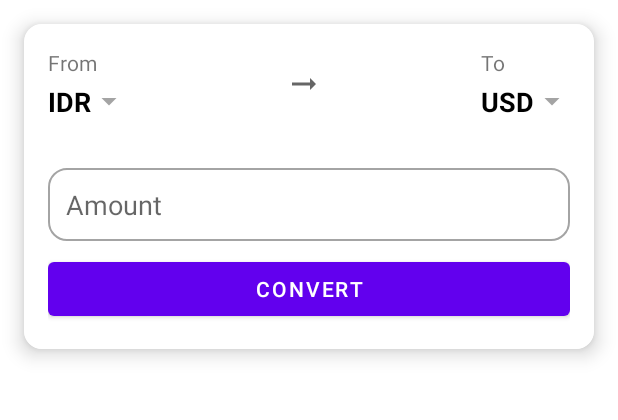
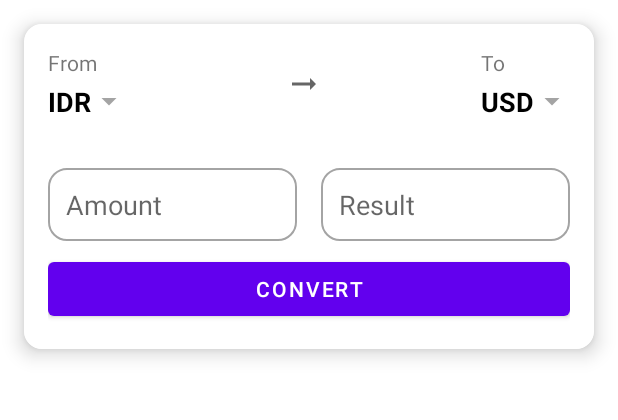
Before and after one commit to jonathandarwin/kotlin-currency, an Android app: the screen it shows after launch (MainActivity), on a phone screen of 412 x 824 dp, the part 73-493 px from its top. Run offline under Robolectric (Android 15) with nearby library versions, the phone set to English and light mode, and no system bars; our stand-ins replace Dagger/Hilt's generated code, data binding.

```diff
--- a/app/src/main/java/com/jonathandarwin/currency/base/BaseViewModel.kt
+++ b/app/src/main/java/com/jonathandarwin/currency/base/BaseViewModel.kt
@@ -13,6 +13,7 @@ abstract class BaseViewModel: ViewModel() {
     val loading = MutableLiveData<Boolean>()
 
     protected fun onError(e: Throwable) {
+        loading.postValue(false)
         error.postValue(e)
     }
 }
--- a/app/src/main/java/com/jonathandarwin/currency/ui/home/HomeFragment.kt
+++ b/app/src/main/java/com/jonathandarwin/currency/ui/home/HomeFragment.kt
@@ -6,6 +6,7 @@ import androidx.fragment.app.viewModels
 import androidx.lifecycle.Observer
 import com.jonathandarwin.currency.R
 import com.jonathandarwin.currency.base.BaseFragment
+import com.jonathandarwin.currency.base.BaseViewModel
 import com.jonathandarwin.currency.base.dialog.ListBottomSheetDialog
 import com.jonathandarwin.currency.databinding.HomeFragmentBinding
 import dagger.hilt.android.AndroidEntryPoint
@@ -33,6 +34,7 @@ class HomeFragment : BaseFragment<HomeViewModel, HomeFragmentBinding>(), View.On
         super.initListener()
         binding.tvFrom.setOnClickListener(this)
         binding.tvTo.setOnClickListener(this)
+        binding.btnConvert.setOnClickListener(this)
     }
 
     override fun initObserver() {
@@ -40,8 +42,11 @@ class HomeFragment : BaseFragment<HomeViewModel, HomeFragmentBinding>(), View.On
 
         viewModel.state.observe(this, Observer {
             when(it) {
-                HomeViewModelState.SUCCES_GET_CURRENCY -> {
+                HomeViewModelState.SUCCESS_GET_CURRENCY -> {
 
+                }
+                HomeViewModelState.SUCCESS_CONVERT -> {
+                    binding.etResult.setText(viewModel.convertResult.toString())
                 }
             }
         })
@@ -76,6 +81,17 @@ class HomeFragment : BaseFragment<HomeViewModel, HomeFragmentBinding>(), View.On
                         }
                         .build()
                 }
+                binding.btnConvert -> {
+                    val isLoading = viewModel.loading.value ?: false
+                    if(!isLoading) {
+                        if(!binding.etAmount.text.isNullOrEmpty()) {
+                            viewModel.convert(binding.etAmount.text.toString())
+                        }
+                        else {
+                            showErrorDialog("You haven't input the amount")
+                        }
+                    }
+                }
             }
         }
     }
--- a/app/src/main/java/com/jonathandarwin/currency/ui/home/HomeViewModelState.kt
+++ b/app/src/main/java/com/jonathandarwin/currency/ui/home/HomeViewModelState.kt
@@ -4,5 +4,5 @@ package com.jonathandarwin.currency.ui.home
  * Created By : Jonathan Darwin on March 27, 2021
  */
 enum class HomeViewModelState {
-    SUCCES_GET_CURRENCY
+    SUCCESS_GET_CURRENCY, SUCCESS_CONVERT
 }
--- a/app/src/main/res/layout/home_fragment.xml
+++ b/app/src/main/res/layout/home_fragment.xml
@@ -111,7 +111,24 @@
                     android:background="@drawable/bg_edit_text"
                     android:padding="12dp"
                     android:inputType="number"
+                    android:layout_marginEnd="8dp"
                     app:layout_constraintLeft_toLeftOf="@id/tvFromLabel"
+                    app:layout_constraintRight_toLeftOf="@id/etResult"
+                    app:layout_constraintTop_toBottomOf="@id/tvFrom"
+                    />
+
+                <EditText
+                    android:id="@+id/etResult"
+                    android:layout_width="0dp"
+                    android:layout_height="wrap_content"
+                    android:layout_marginTop="32dp"
+                    android:hint="@string/result"
+                    android:background="@drawable/bg_edit_text"
+                    android:padding="12dp"
+                    android:inputType="number"
+                    android:enabled="false"
+                    android:layout_marginStart="8dp"
+                    app:layout_constraintLeft_toRightOf="@id/etAmount"
                     app:layout_constraintRight_toRightOf="@id/tvTo"
                     app:layout_constraintTop_toBottomOf="@id/tvFrom"
                     />
@@ -124,7 +141,7 @@
                     android:layout_marginTop="8dp"
                     app:layout_constraintTop_toBottomOf="@id/etAmount"
                     app:layout_constraintLeft_toLeftOf="@id/etAmount"
-                    app:layout_constraintRight_toRightOf="@id/etAmount"
+                    app:layout_constraintRight_toRightOf="@id/etResult"
                     />
             </androidx.constraintlayout.widget.ConstraintLayout>
 
--- a/app/src/main/res/values/strings.xml
+++ b/app/src/main/res/values/strings.xml
@@ -4,5 +4,6 @@
     <string name="from">From</string>
     <string name="to">To</string>
     <string name="amount">Amount</string>
+    <string name="result">Result</string>
     <string name="convert">Convert</string>
 </resources>
--- a/data/src/main/java/com/jonathandarwin/data/network/RemoteService.kt
+++ b/data/src/main/java/com/jonathandarwin/data/network/RemoteService.kt
@@ -11,7 +11,8 @@ import retrofit2.http.Query
 interface RemoteService {
 
     @GET("/convert")
-    fun convert(@Query("from") from: String,
+    suspend fun convert(@Query("from") from: String,
                 @Query("to") to: String,
-                @Query("apiKey") apiKey: String): Response<ConvertResponse>
+                @Query("amuont") amount: String,
+                @Query("api_key") apiKey: String): Response<ConvertResponse>
 }
--- a/domain/src/main/java/com/jonathandarwin/domain/abstraction/usecase/CurrencyUseCase.kt
+++ b/domain/src/main/java/com/jonathandarwin/domain/abstraction/usecase/CurrencyUseCase.kt
@@ -8,5 +8,5 @@ import com.jonathandarwin.domain.model.Currency
  */
 interface CurrencyUseCase {
     suspend fun getCurrencies(): List<Currency>
-    suspend fun convert(from: String, to: String): Double
+    suspend fun convert(from: String, to: String, amount: String): Double
 }
--- a/domain/src/main/java/com/jonathandarwin/domain/dto/convert/ConvertRequest.kt
+++ b/domain/src/main/java/com/jonathandarwin/domain/dto/convert/ConvertRequest.kt
@@ -7,5 +7,6 @@ import com.jonathandarwin.domain.base.BaseRequest
  */
 data class ConvertRequest(
     val from: String,
-    val to: String
+    val to: String,
+    val amount: String
 ) : BaseRequest()
--- a/domain/src/main/java/com/jonathandarwin/domain/usecase/CurrencyUseCaseImpl.kt
+++ b/domain/src/main/java/com/jonathandarwin/domain/usecase/CurrencyUseCaseImpl.kt
@@ -29,8 +29,8 @@ class CurrencyUseCaseImpl @Inject constructor(
         }
     }
 
-    override suspend fun convert(from: String, to: String): Double {
-        val response = currencyRepository.convert(ConvertRequest(from, to))
+    override suspend fun convert(from: String, to: String, amount: String): Double {
+        val response = currencyRepository.convert(ConvertRequest(from, to, amount))
         if(response is ApiResponse.Success) {
             return response.data.let {
                 return when(to) {
```
Also changed, not shown: app/src/main/java/com/jonathandarwin/currency/base/BaseFragment.kt (+15 -7 lines), app/src/main/java/com/jonathandarwin/currency/ui/home/HomeViewModel.kt (+16 -1 lines), data/src/main/java/com/jonathandarwin/data/repository/CurrencyRepositoryImpl.kt (+6 -3 lines).
